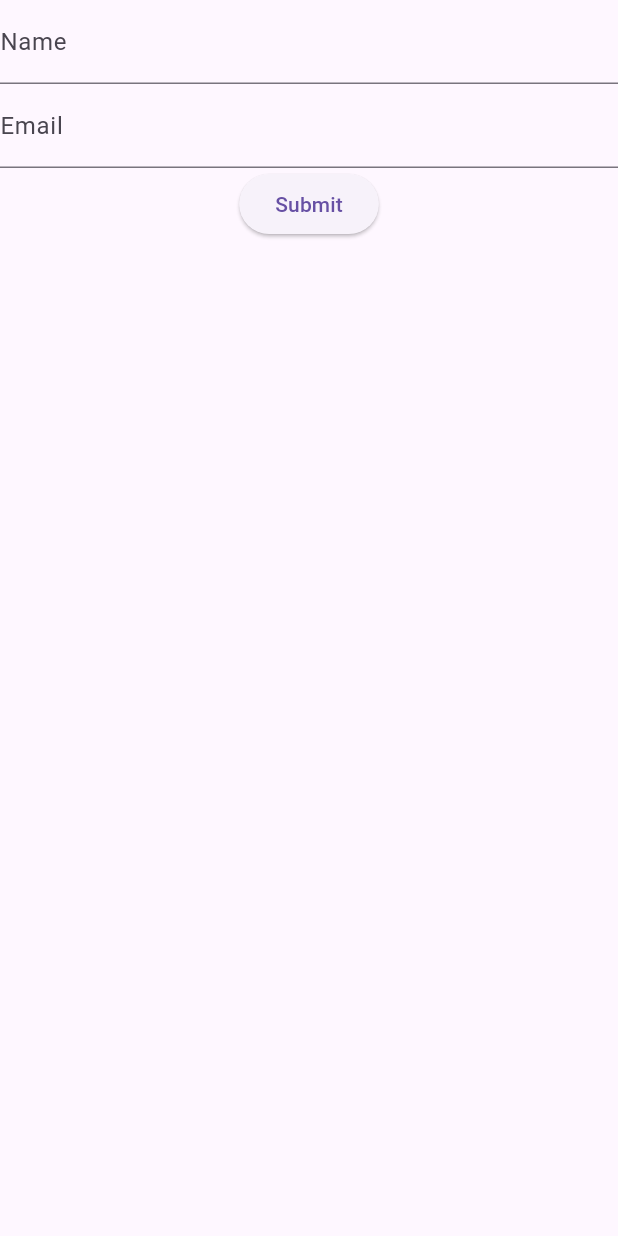
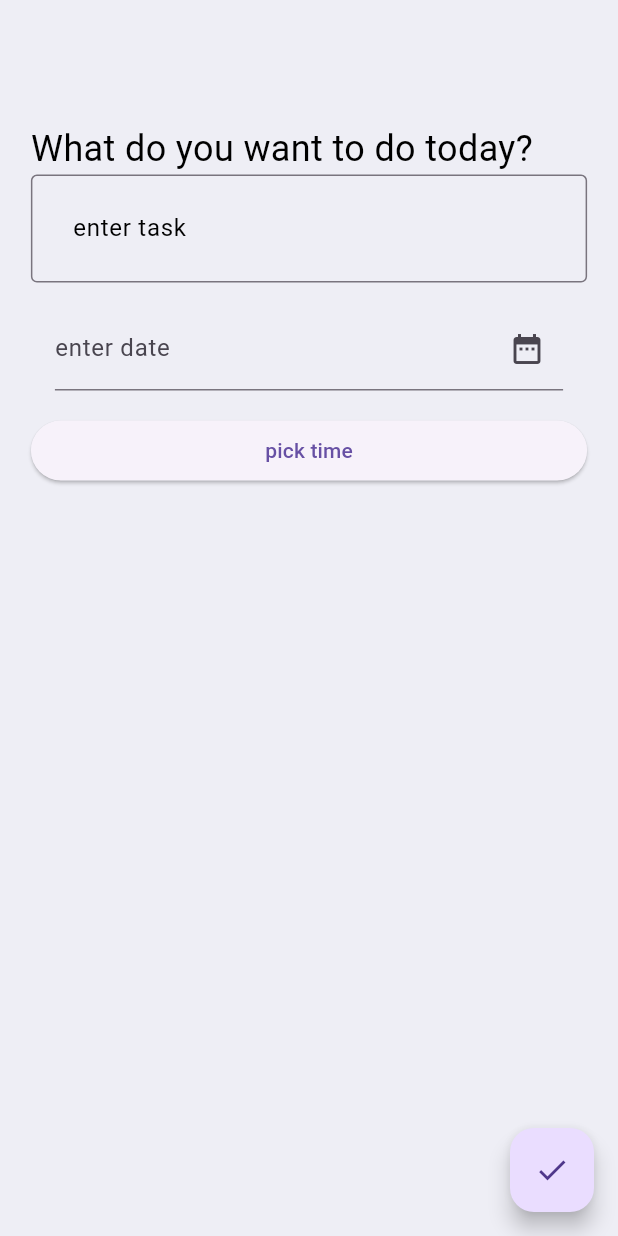
Before and after one commit to masked-mermaid/Todo, a Flutter app: the screen it shows after launch, after a tap on the "add" icon, on a phone screen of 412 x 824 dp. Run offline on Flutter 3.47's test engine with Material 3 defaults, Android fonts, the phone set to English and light mode, and no system bars; our stand-ins replace google_fonts.

Commit message:
add tasks section UI

```diff
--- a/lib/add_task.dart
+++ b/lib/add_task.dart
@@ -1,87 +1,95 @@
-// import 'package:flutter/material.dart';
-// import 'app_colors.dart';
+import 'package:flutter/material.dart';
+import 'app_colors.dart';
 
-// class AddTask extends StatefulWidget {
-//   const AddTask({super.key});
+class AddTask extends StatefulWidget {
+  const AddTask({super.key});
 
-//   @override
-//   State<AddTask> createState() => _AddTaskState();
-// }
-
-// class _AddTaskState extends State<AddTask> {
-//   @override
-//   Widget build(BuildContext context) {
-//     return  Scaffold(
-//       backgroundColor: LgT.background,
-//       appBar: AppBar(backgroundColor: LgT.appbar,
-//       title: Title(color: Colors.black, child: Text('Addtask')),),
-//       body: Center(
-//         child: SizedBox(
-//           height: MediaQuery.of(context).size.height*0.8,
-//           width: MediaQuery.of(context).size.width*0.8,
-//           child: TextField()
-//           ),
-//       ),
-//     );
-//   }
-// }
-import 'package:flutter/material.dart';
-
-class MyForm extends StatefulWidget {
   @override
-  _MyFormState createState() => _MyFormState();
+  State<AddTask> createState() => _AddTaskState();
 }
 
-class _MyFormState extends State<MyForm> {
-  final _formKey = GlobalKey<FormState>();
-  Map<String, String> formData = {}; // To store key-value pairs
-
+class _AddTaskState extends State<AddTask> {
   @override
   Widget build(BuildContext context) {
     return MaterialApp(
       home: Scaffold(
-        body: Form(
-          key: _formKey,
-          child: Column(
-            children: <Widget>[
-              TextFormField(
-                decoration: InputDecoration(labelText: 'Name'),
-                validator: (value) {
-                  if (value == null || value.isEmpty) {
-                    return 'Please enter your name';
-                  }
-                  return null;
-                },
-                onSaved: (value) {
-                  formData['name'] = value!;
-                },
+        backgroundColor: LgT.background,
+        body: SafeArea(
+          child: Center(
+            child: Container(
+              color: LgT.background,
+              height: MediaQuery.of(context).size.height * 0.8,
+              width: MediaQuery.of(context).size.width * 0.9,
+              child: ListView(
+                children: [
+                  Text(
+                    'What do you want to do today?',
+                    style: TextStyle(color: LgT.txt, fontSize: 24),
+                  ),
+                  TextField(
+                    decoration: InputDecoration(
+                      contentPadding: EdgeInsets.all(24),
+                      label: Text(
+                        'enter task',
+                        style: TextStyle(color: LgT.txt),
+                      ),
+                      border: OutlineInputBorder(
+                        borderRadius: BorderRadius.all(Radius.circular(4)),
+
+                        // labelStyle: TextStyle(color: LgT.txt, fontSize: 24),
+                      ),
+                    ),
+                  ),
+
+                  Padding(
+                    padding: const EdgeInsets.all(16),
+                    child: TextFormField(
+                      controller: TextEditingController(),
+                      readOnly: true,
+
+                      decoration: InputDecoration(
+                        suffixIcon: Icon(Icons.date_range),
+                        label: Text('enter date'),
+                        hintText: 'Date not set',
+                      ),
+                      onTap:
+                          () => showDatePicker(
+                            context: context,
+                            firstDate: DateTime.now(),
+                            lastDate: DateTime(2100),
+                          ),
+                    ),
+                  ),
+
+                  ElevatedButton(
+                    onPressed:
+                        () => showTimePicker(
+                          context: context,
+                          initialTime: TimeOfDay.now(),
+                        ),
+                    child: Text('pick time'),
+                  ),
+                ],
               ),
-              TextFormField(
-                decoration: InputDecoration(labelText: 'Email'),
-                validator: (value) {
-                  if (value == null || value.isEmpty || !value.contains('@')) {
-                    return 'Please enter a valid email';
-                  }
-                  return null;
-                },
-                onSaved: (value) {
-                  formData['email'] = value!;
-                },
-              ),
-              ElevatedButton(
-                onPressed: () {
-                  if (_formKey.currentState!.validate()) {
-                    _formKey.currentState!.save(); // Trigger onSaved for each field
-                    print(formData); // Output the stored key-value pairs
-                    // You can now use the 'formData' map to send data, etc.
-                  }
-                },
-                child: Text('Submit'),
-              ),
-            ],
+            ),
           ),
+        ),
+        floatingActionButton: FloatingActionButton(
+          child: Icon(Icons.done),
+          onPressed: () {},
         ),
       ),
     );
   }
+
+  Widget pickDate() {
+    return DatePickerDialog(
+      firstDate: DateTime.now(),
+      lastDate: DateTime(2027),
+    );
+  }
+
+  Widget picktime() {
+    return TimePickerDialog(initialTime: TimeOfDay.now());
+  }
 }
--- a/lib/tasksbanner.dart
+++ b/lib/tasksbanner.dart
@@ -21,7 +21,7 @@ class _ToDoScreenState extends State<ToDoScreen> {
       floatingActionButton: FloatingActionButton(
         child: Icon(Icons.add),
         onPressed: () {
-          Navigator.push(context, MaterialPageRoute(builder: (_)=>MyForm()));
+          Navigator.push(context, MaterialPageRoute(builder: (_)=>(AddTask())));
         }),
 
       body: ListView(
@@ -68,7 +68,7 @@ class _ToDoScreenState extends State<ToDoScreen> {
               },
             ),
             Text(
-              '$taskName',
+              taskName,
               style: GoogleFonts.poppins(
                 fontSize: 22,
                 fontWeight: FontWeight.w400,
```
